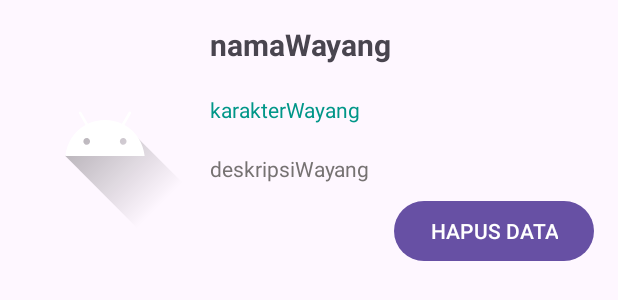
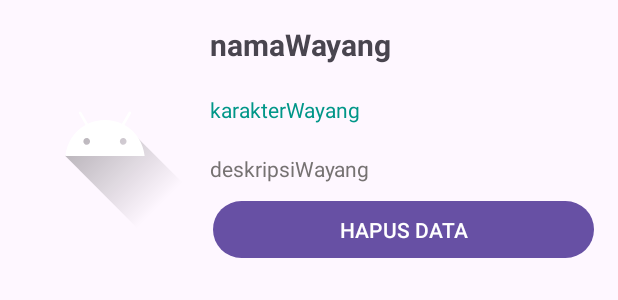
Before and after one commit to KUCHANAWE/Project_RecyclerView, an Android app: the layout item_recycler.xml on its own in the app's theme, with its tools: preview values and no code run, on a phone screen of 412 x 824 dp. Shown: the top 300 px of the screen. Run offline under Robolectric (Android 15) with nearby library versions, the phone set to English and light mode, and no system bars.

Commit message:
Initial commit

```diff
--- a/app/src/main/res/layout/item_recycler.xml
+++ b/app/src/main/res/layout/item_recycler.xml
@@ -15,7 +15,7 @@
         app:layout_constraintHorizontal_bias="0.0"
         app:layout_constraintStart_toStartOf="parent"
         app:layout_constraintTop_toTopOf="parent"
-        app:layout_constraintVertical_bias="0.47"
+        app:layout_constraintVertical_bias="0.0"
         app:srcCompat="@drawable/ic_launcher_foreground" />
 
     <TextView
@@ -25,8 +25,8 @@
         android:layout_marginStart="132dp"
         android:layout_marginTop="8dp"
         android:text="namaWayang"
+        android:textSize="20sp"
         android:textStyle="bold"
-        android:textSize="20sp"
         app:layout_constraintStart_toStartOf="parent"
         app:layout_constraintTop_toTopOf="parent" />
 
@@ -57,8 +57,8 @@
 
     <Button
         android:id="@+id/btnHapus"
-        android:layout_width="wrap_content"
-        android:layout_height="wrap_content"
+        android:layout_width="254dp"
+        android:layout_height="46dp"
         android:layout_marginTop="8dp"
         android:text="HAPUS DATA"
         app:layout_constraintEnd_toEndOf="@+id/deskripsiWayang"
```
